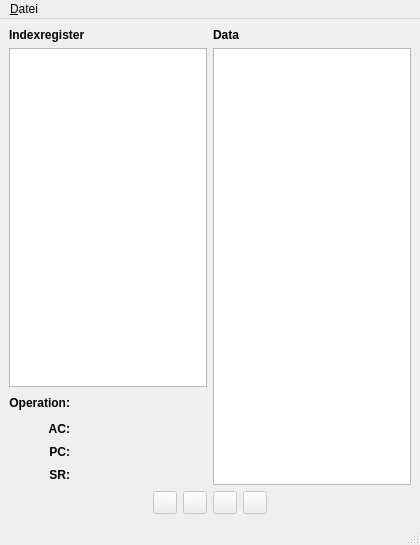
This is ui/MainWindow.ui in Funzinator/von-neumann-emulator as Qt 5 draws it before an edit. The edited form follows.
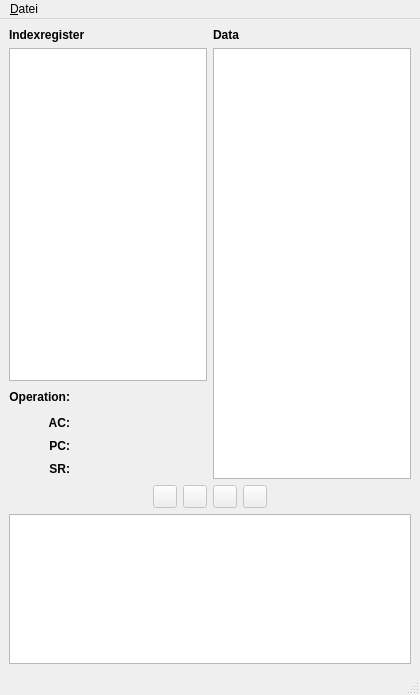
This is the edited form. Icons and pictures are not drawn.

Commit message: GUI: Feld für Quelltext eingefügt

```diff
--- a/ui/MainWindow.ui
+++ b/ui/MainWindow.ui
@@ -6,7 +6,7 @@
     <x>0</x>
     <y>0</y>
     <width>420</width>
-    <height>545</height>
+    <height>695</height>
    </rect>
   </property>
   <property name="windowTitle" >
@@ -18,15 +18,12 @@
      <x>0</x>
      <y>31</y>
      <width>420</width>
-     <height>490</height>
+     <height>640</height>
     </rect>
    </property>
    <layout class="QHBoxLayout" name="horizontalLayout_4" >
     <item>
      <layout class="QVBoxLayout" name="mainLayout" >
-      <property name="sizeConstraint" >
-       <enum>QLayout::SetDefaultConstraint</enum>
-      </property>
       <item>
        <layout class="QHBoxLayout" name="configurationLayout" >
         <item>
@@ -41,7 +38,14 @@
              </widget>
             </item>
             <item>
-             <widget class="QListWidget" name="listWidgetIndexregister" />
+             <widget class="QListWidget" name="listWidgetIndexregister" >
+              <property name="minimumSize" >
+               <size>
+                <width>0</width>
+                <height>310</height>
+               </size>
+              </property>
+             </widget>
             </item>
            </layout>
           </item>
@@ -265,6 +269,16 @@
         </item>
        </layout>
       </item>
+      <item>
+       <widget class="QTextEdit" name="txtEditSourcecode" >
+        <property name="maximumSize" >
+         <size>
+          <width>16777215</width>
+          <height>150</height>
+         </size>
+        </property>
+       </widget>
+      </item>
      </layout>
     </item>
    </layout>
@@ -296,7 +310,7 @@
    <property name="geometry" >
     <rect>
      <x>0</x>
-     <y>521</y>
+     <y>671</y>
      <width>420</width>
      <height>24</height>
     </rect>
```
Left out of the diff: 2 changed lines with no effect on the pictures.
